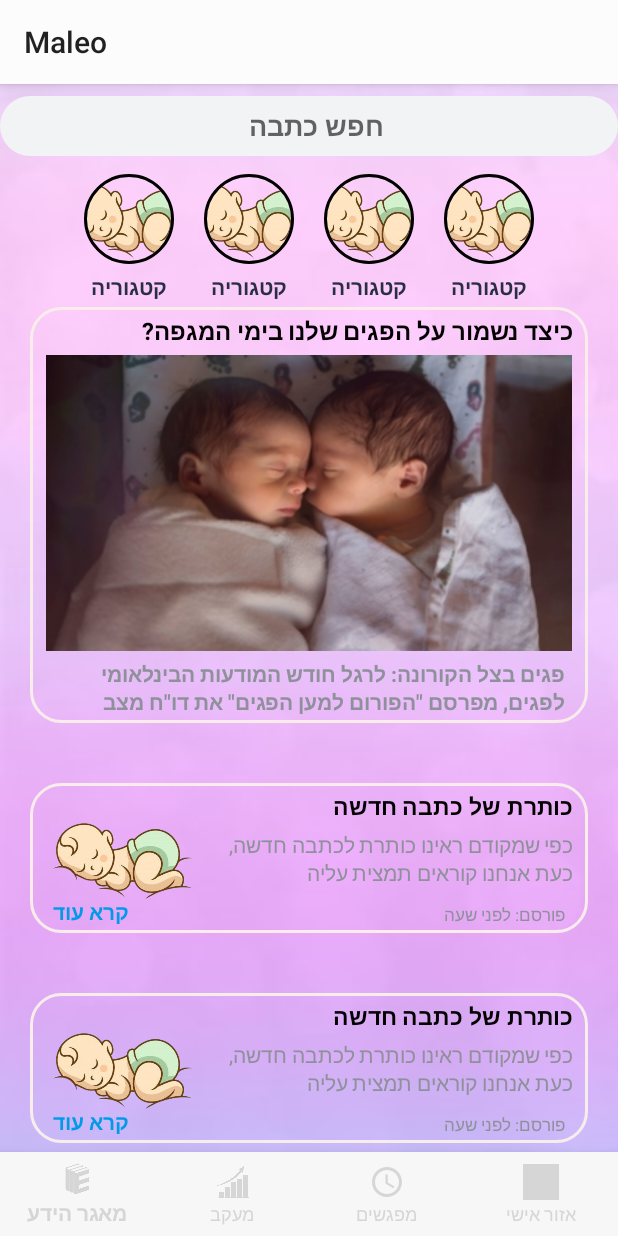
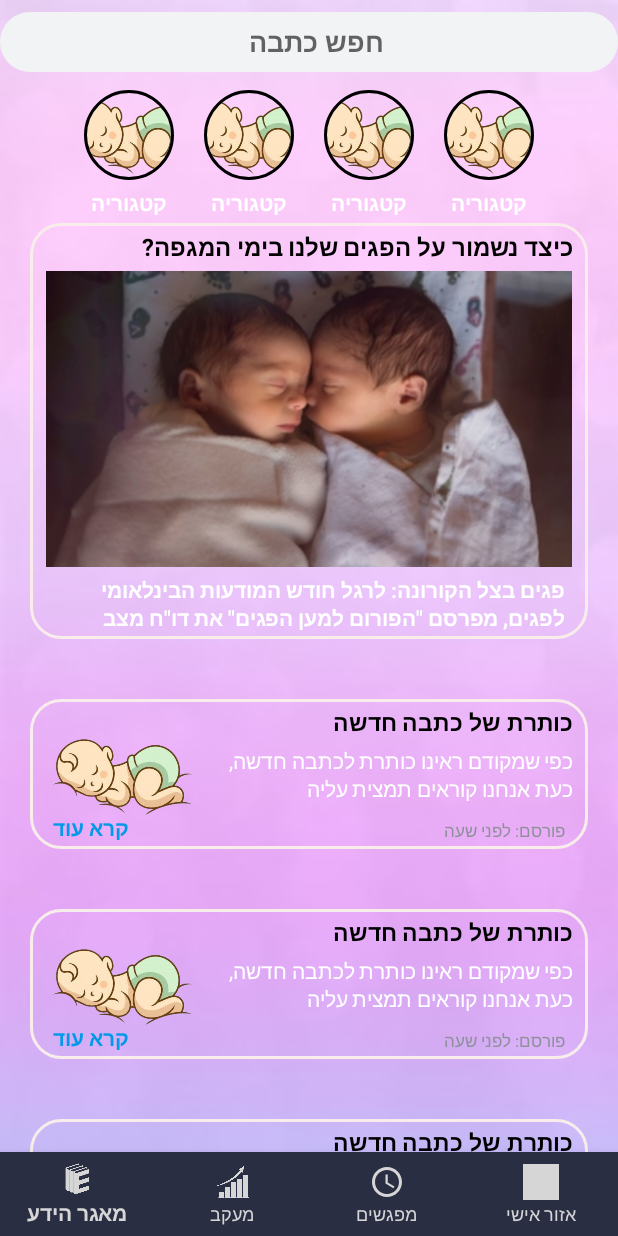
Before and after one commit to Maleo-sys/MaleoProj, an Android app: the DataCenter screen opened directly, with no data from a screen before it, on a phone screen of 412 x 824 dp. Run offline under Robolectric (Android 15) with nearby library versions, the phone set to English and light mode, and no system bars; our stand-ins replace CircleImageView; grey boxes are pictures that could not be loaded.

Commit message:
UI FIXES2

```diff
--- a/app/src/main/java/com/appsnipp/homedesigns/AppointmentsCenter.java
+++ b/app/src/main/java/com/appsnipp/homedesigns/AppointmentsCenter.java
@@ -24,6 +24,7 @@ public class AppointmentsCenter extends AppCompatActivity {
 
     @Override
     protected void onCreate(Bundle savedInstanceState) {
+        getSupportActionBar().hide();
         super.onCreate(savedInstanceState);
         setContentView(R.layout.activity_appointments_center);
         // Initialize and assign variable
--- a/app/src/main/java/com/appsnipp/homedesigns/DataCenter.java
+++ b/app/src/main/java/com/appsnipp/homedesigns/DataCenter.java
@@ -11,6 +11,7 @@ public class DataCenter extends AppCompatActivity {
 
     @Override
     protected void onCreate(Bundle savedInstanceState) {
+        getSupportActionBar().hide();
         super.onCreate(savedInstanceState);
         setContentView(R.layout.activity_data_center);
         // Initialize and assign variable
--- a/app/src/main/java/com/appsnipp/homedesigns/FollowUpCenter.java
+++ b/app/src/main/java/com/appsnipp/homedesigns/FollowUpCenter.java
@@ -20,6 +20,8 @@ private static final String TAG = "FollowUpCenter";
     private AAChartView aaChartView;
     @Override
     protected void onCreate(Bundle savedInstanceState) {
+        getSupportActionBar().hide();
+
         super.onCreate(savedInstanceState);
 
         setContentView(R.layout.activity_follow_up_center);
--- a/app/src/main/res/layout/activity_register.xml
+++ b/app/src/main/res/layout/activity_register.xml
@@ -130,7 +130,7 @@
             android:layout_width="wrap_content"
             android:layout_height="wrap_content"
             android:layout_marginTop="16dp"
-            android:background="@android:color/transparent"
+            android:background="@drawable/purple_background"
             android:drawableStart="@drawable/ic_lock"
             android:drawableLeft="@drawable/ic_lock"
             android:drawablePadding="12dp"
--- a/app/src/main/res/layout/layout_main_post.xml
+++ b/app/src/main/res/layout/layout_main_post.xml
@@ -10,6 +10,7 @@
         style="@style/viewParent.headerText"
         android:layout_width="match_parent"
         android:text="כיצד נשמור על הפגים שלנו בימי המגפה?"
+        android:textStyle="bold"
         android:textSize="16sp" />
 
     <ImageView
@@ -28,5 +29,5 @@
         android:paddingLeft="5dp"
         android:paddingRight="5dp"
         android:text='פגים בצל הקורונה: לרגל חודש המודעות הבינלאומי לפגים, מפרסם "הפורום למען הפגים" את דו"ח מצב הפגים, אשר מתמקד השנה בהשלכות של משבר הקורונה'
-        android:textColor="@color/featuredNewsContentColor" />
+        android:textColor="@color/whiteTextColor" />
 </LinearLayout>
--- a/app/src/main/res/layout/layout_post.xml
+++ b/app/src/main/res/layout/layout_post.xml
@@ -2,9 +2,9 @@
     android:layout_width="match_parent"
     android:layout_height="100dp"
     android:layout_marginTop="40dp"
-    android:gravity="right"
-    android:background="@drawable/article_rounded_border">
->
+    android:background="@drawable/article_rounded_border"
+    android:gravity="right">
+    >
 
     <ImageView
         android:id="@+id/newsThumbnailImageView"
@@ -23,6 +23,8 @@
         android:gravity="right"
         android:maxLines="2"
         android:text="כותרת של כתבה חדשה"
+        android:textColor="@color/black"
+        android:textStyle="bold"
         android:textSize="15sp" />
 
     <TextView
@@ -36,7 +38,8 @@
         android:ellipsize="end"
         android:maxLines="2"
         android:text="כפי שמקודם ראינו כותרת לכתבה חדשה, כעת אנחנו קוראים תמצית עליה"
-        android:textColor="@color/featuredNewsContentColor" />
+        android:textColor="@color/whiteTextColor" />
+    />
 
     <TextView
         android:layout_width="wrap_content"
--- a/app/src/main/res/layout/layout_topics.xml
+++ b/app/src/main/res/layout/layout_topics.xml
@@ -18,6 +18,8 @@
     <TextView
         style="@style/miniTitle"
         android:maxLines="2"
-        android:text="קטגוריה" />
+        android:text="קטגוריה"
+        android:textColor="@color/whiteTextColor" />
+
 
 </LinearLayout>
--- a/app/src/main/res/values/colors.xml
+++ b/app/src/main/res/values/colors.xml
@@ -17,7 +17,8 @@
     <color name="contentBodyColor">#FCFCFC</color>
     <color name="contentTextColor">#020000</color>
     <color name="miniTitleColor">#6F6A6A</color>
-    <color name="bottomNavigationBackground">#F7F7F7</color>
+    <color name="bottomNavigationBackground">@color/miniTitle</color>
+
     <color name="contentStatusBar">#f8cbb3</color>
     <color name="colorBackground">#EDDDD5</color>
 
```
Also changed, not shown: app/src/main/res/layout/app_bar_main.xml (+6 -8 lines).
